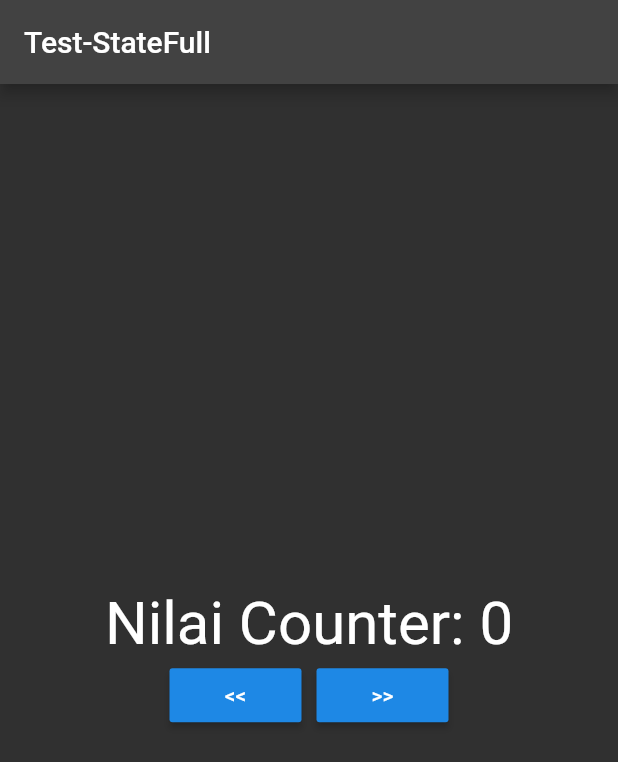
After one commit to muhamad-prasetyo/TEST_DEMO_PART, a Flutter app: the Home screen opened directly, after a tap on "<<", after a tap on ">>", on a phone screen of 412 x 824 dp. The commit adds this screen. Shown: the top 762 px of the screen. Run offline on Flutter 3.47's test engine with Material 2 defaults, Android fonts, the phone set to English and light mode, and no system bars.

Commit message:
create demo-statefullWidget

```diff
--- a/lib/Hello8/hello_button.dart
+++ b/lib/Hello8/hello_button.dart
@@ -16,7 +16,7 @@ class HelloButton extends StatelessWidget {
   void action(BuildContext context) {
     var alertDialog = AlertDialog(
       title: Text('NOtifikasi'),
-      content: Text('Love You..'),
+      content: Text('Love You EVAAAA'),
     );
 
     showDialog(
--- /dev/null
+++ b/lib/demo-statefull/home_statefull.dart
@@ -0,0 +1,57 @@
+import 'package:flutter/material.dart';
+
+class Home extends StatefulWidget {
+  @override
+  HomeState createState() => HomeState();
+}
+
+class HomeState extends State<Home> {
+  int counter = 0;
+
+  void incrementCounter() {
+    setState(() {
+      counter++;
+    });
+  }
+
+  void decrementCounter() {
+    setState(() {
+      counter--;
+    });
+  }
+
+  @override
+  Widget build(BuildContext context) {
+    return Scaffold(
+      appBar: AppBar(
+        title: Text('Test-StateFull'),
+      ),
+      body: Center(
+        child: Column(
+            mainAxisAlignment: MainAxisAlignment.center,
+            children: <Widget>[
+              Text(
+                'Nilai Counter: $counter',
+                style: TextStyle(fontSize: 40.0),
+              ),
+              Row(
+                mainAxisAlignment: MainAxisAlignment.center,
+                children: <Widget>[
+                  RaisedButton(
+                    child: Text("<<"),
+                    onPressed: decrementCounter,
+                  ),
+                  Container(
+                    width: 10.0,
+                  ),
+                  RaisedButton(
+                    child: Text('>>'),
+                    onPressed: incrementCounter,
+                  ),
+                ],
+              ),
+            ]),
+      ),
+    );
+  }
+}
--- /dev/null
+++ b/lib/demo-statefull/myapp.dart
@@ -0,0 +1,15 @@
+import 'package:flutter/material.dart';
+import 'home_statefull.dart';
+
+void main() => runApp(MyApp());
+
+class MyApp extends StatelessWidget {
+  @override
+  Widget build(BuildContext context) {
+    return MaterialApp(
+      title: 'Test-State',
+      theme: ThemeData.dark(),
+      home: Home(),
+    );
+  }
+}
--- a/lib/main.dart
+++ b/lib/main.dart
@@ -1,5 +1,5 @@
 import 'package:flutter/material.dart';
-import 'package:test_demo_part/Hello8/homepage.dart';
+import 'Hello8/homepage.dart';
 
 void main() => runApp(Hello8());
 
@@ -17,7 +17,7 @@ void main() => runApp(Hello8());
 // }
 
 // * DEMO 8
-// * TEST HELLO8
+// * TEST HELLO
 class Hello8 extends StatelessWidget {
   @override
   Widget build(BuildContext context) {
```
